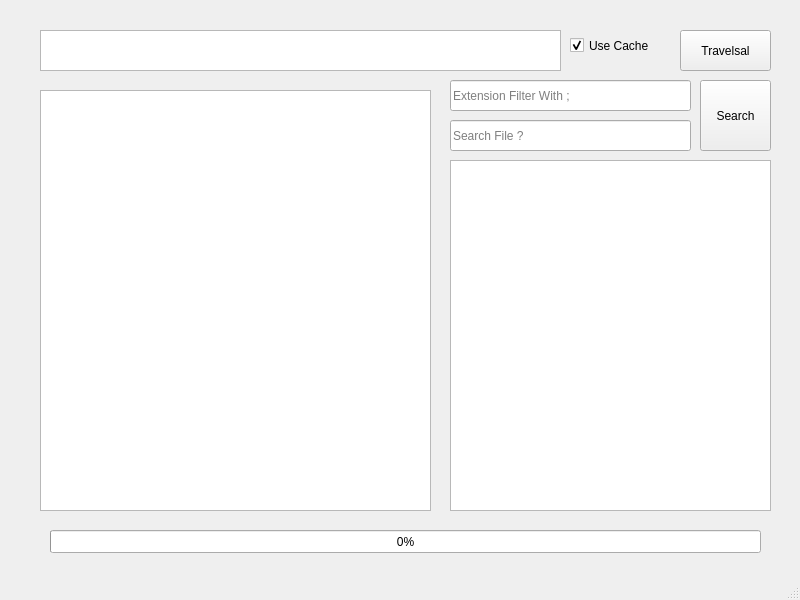
Qt form cpp/qt/VisitDir/VisitDir/mainwindow.ui (EdisoNewtong/Vector) before a commit.
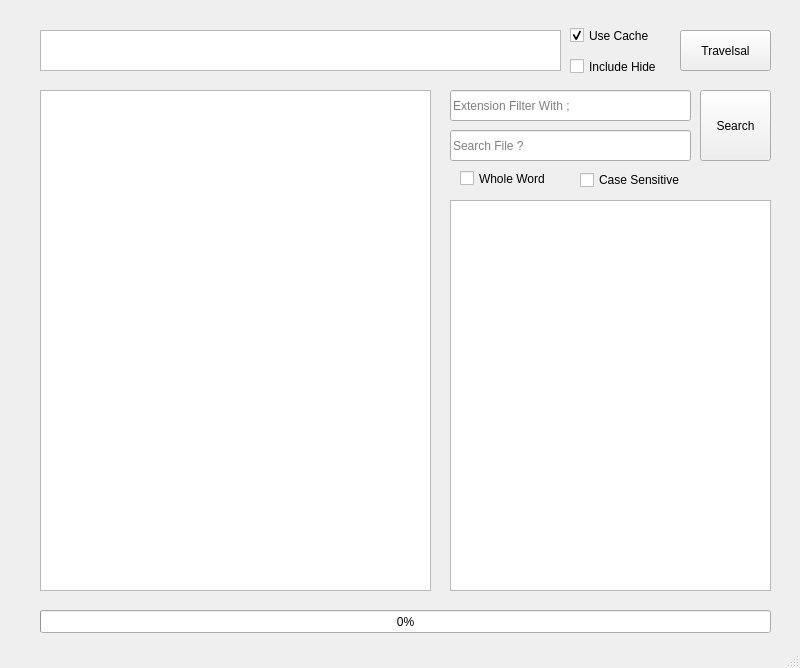
The same form after that commit.

Commit message: support 2 features 1. Whole Words 2. Case Sensitive / Case InSensitive

What changed in the file:
```diff
--- a/cpp/qt/VisitDir/VisitDir/mainwindow.ui
+++ b/cpp/qt/VisitDir/VisitDir/mainwindow.ui
@@ -7,7 +7,7 @@
     <x>0</x>
     <y>0</y>
     <width>800</width>
-    <height>600</height>
+    <height>668</height>
    </rect>
   </property>
   <property name="windowTitle">
@@ -30,7 +30,7 @@
       <x>40</x>
       <y>90</y>
       <width>391</width>
-      <height>421</height>
+      <height>501</height>
      </rect>
     </property>
    </widget>
@@ -50,9 +50,9 @@
    <widget class="QProgressBar" name="progressBar">
     <property name="geometry">
      <rect>
-      <x>50</x>
-      <y>530</y>
-      <width>711</width>
+      <x>40</x>
+      <y>610</y>
+      <width>731</width>
       <height>23</height>
      </rect>
     </property>
@@ -64,9 +64,9 @@
     <property name="geometry">
      <rect>
       <x>450</x>
-      <y>160</y>
+      <y>200</y>
       <width>321</width>
-      <height>351</height>
+      <height>391</height>
      </rect>
     </property>
     <property name="lineWrapMode">
@@ -77,7 +77,7 @@
     <property name="geometry">
      <rect>
       <x>700</x>
-      <y>80</y>
+      <y>90</y>
       <width>71</width>
       <height>71</height>
      </rect>
@@ -90,7 +90,7 @@
     <property name="geometry">
      <rect>
       <x>450</x>
-      <y>120</y>
+      <y>130</y>
       <width>241</width>
       <height>31</height>
      </rect>
@@ -103,7 +103,7 @@
     <property name="geometry">
      <rect>
       <x>570</x>
-      <y>30</y>
+      <y>20</y>
       <width>91</width>
       <height>31</height>
      </rect>
@@ -119,7 +119,7 @@
     <property name="geometry">
      <rect>
       <x>450</x>
-      <y>80</y>
+      <y>90</y>
       <width>241</width>
       <height>31</height>
      </rect>
@@ -128,6 +128,45 @@
      <string>Extension Filter With ;</string>
     </property>
    </widget>
+   <widget class="QCheckBox" name="checkBox_2">
+    <property name="geometry">
+     <rect>
+      <x>570</x>
+      <y>56</y>
+      <width>91</width>
+      <height>21</height>
+     </rect>
+    </property>
+    <property name="text">
+     <string>Include Hide</string>
+    </property>
+   </widget>
+   <widget class="QCheckBox" name="checkBox_3">
+    <property name="geometry">
+     <rect>
+      <x>460</x>
+      <y>170</y>
+      <width>151</width>
+      <height>17</height>
+     </rect>
+    </property>
+    <property name="text">
+     <string>Whole Word</string>
+    </property>
+   </widget>
+   <widget class="QCheckBox" name="checkBox_4">
+    <property name="geometry">
+     <rect>
+      <x>580</x>
+      <y>170</y>
+      <width>141</width>
+      <height>20</height>
+     </rect>
+    </property>
+    <property name="text">
+     <string>Case Sensitive</string>
+    </property>
+   </widget>
   </widget>
   <widget class="QStatusBar" name="statusbar"/>
  </widget>
```
The commit also changes 3 other files.
